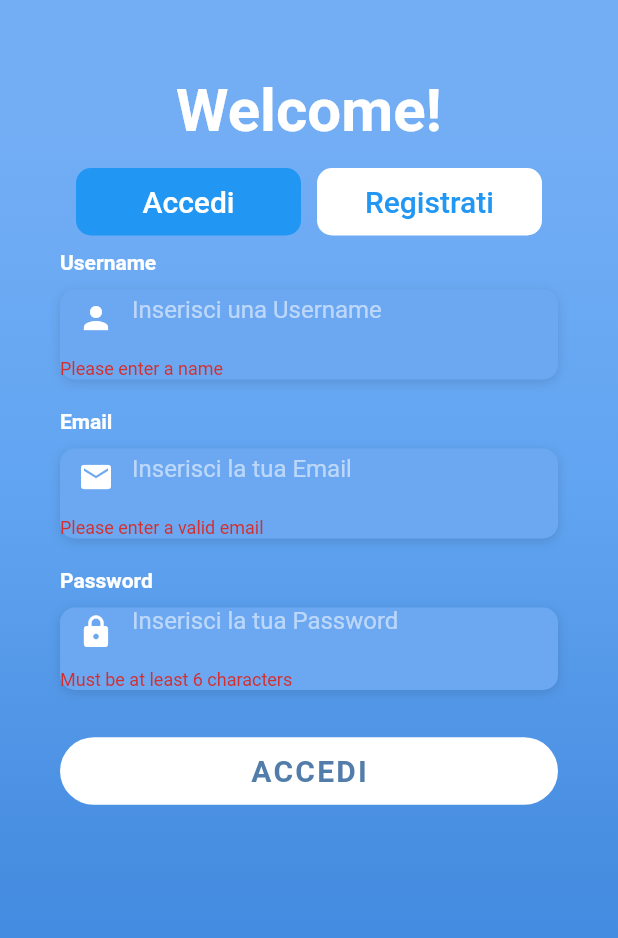
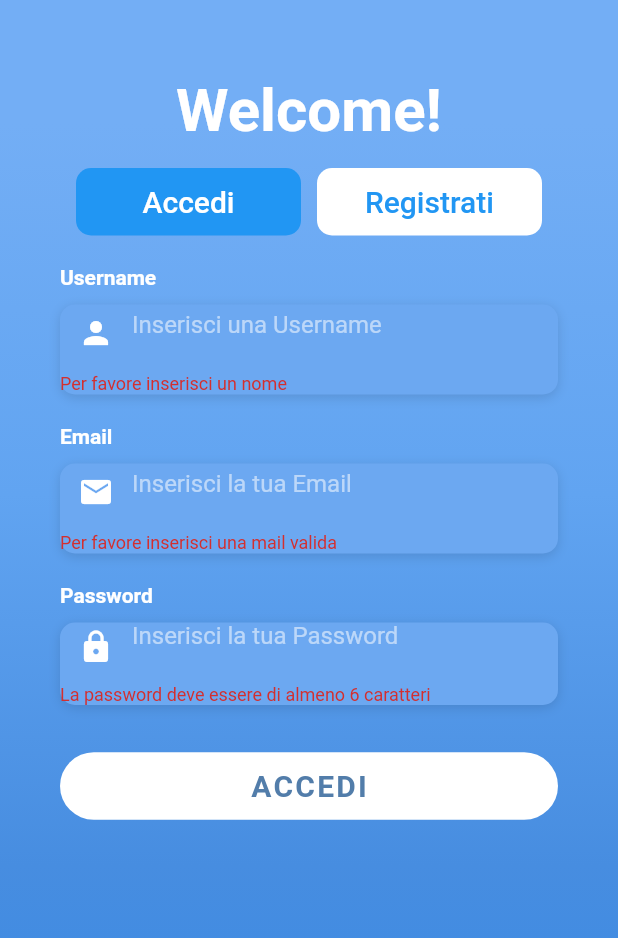
Before and after one commit to ssoBAekiL/BuddyLang, a Flutter app: the screen it shows after launch, after a tap on "Registrati", after a tap on "ACCEDI", on a phone screen of 412 x 824 dp. Shown: the top 938 px of the screen. Run offline on Flutter 3.47's test engine with Material 2 defaults, Android fonts, the phone set to English and light mode, and no system bars; our stand-ins replace cloud_firestore, firebase_auth, firebase_messaging; accounts and stored records are empty; Roboto replaces fonts that are missing (OpenSans).

Commit message:
Login with Social

```diff
--- a/lib/screens/login_screen.dart
+++ b/lib/screens/login_screen.dart
@@ -20,14 +20,16 @@ class _LoginScreenState extends State<LoginScreen> {
       key: _loginFormKey,
       child: Column(
         children: <Widget>[
-          const SizedBox(height: 10.0),
+          const SizedBox(height: 20.0),
           _buildEmailTF(),
           const SizedBox(height: 20.0),
           _buildPasswordTF(),
           _buildForgotPasswordBtn(),
           _buildRememberMeCheckbox(),
           _buildLoginBtn(),
+          const SizedBox(height: 10.0),
           _buildSignInWithText(),
+          _buildSocialBtnRow(),
         ],
       ),
     );
@@ -38,7 +40,7 @@ class _LoginScreenState extends State<LoginScreen> {
       key: _signupFormKey,
       child: Column(
         children: <Widget>[
-          const SizedBox(height: 10.0),
+          const SizedBox(height: 20.0),
           _buildNameTF(),
           const SizedBox(height: 20.0),
           _buildEmailTF(),
@@ -81,7 +83,7 @@ class _LoginScreenState extends State<LoginScreen> {
               hintStyle: kHintTextStyle,
             ),
             validator: (input) =>
-                input.trim().isEmpty ? 'Please enter a name' : null,
+                input.trim().isEmpty ? 'Per favore inserisci un nome' : null,
             onSaved: (input) => _name = input.trim(),
           ),
         ),
@@ -118,8 +120,9 @@ class _LoginScreenState extends State<LoginScreen> {
               hintText: 'Inserisci la tua Email',
               hintStyle: kHintTextStyle,
             ),
-            validator: (input) =>
-                !input.contains('@') ? 'Please enter a valid email' : null,
+            validator: (input) => !input.contains('@')
+                ? 'Per favore inserisci una mail valida'
+                : null,
             onSaved: (input) => _email = input,
           ),
         ),
@@ -157,7 +160,7 @@ class _LoginScreenState extends State<LoginScreen> {
               hintStyle: kHintTextStyle,
             ),
             validator: (input) =>
-                input.length < 6 ? 'Must be at least 6 characters' : null,
+                input.length < 6 ? 'La password deve essere di almeno 6 caratteri' : null,
             onSaved: (input) => _password = input,
           ),
         ),
@@ -313,20 +316,20 @@ class _LoginScreenState extends State<LoginScreen> {
 
   Widget _buildSocialBtnRow() {
     return Padding(
-      padding: EdgeInsets.symmetric(vertical: 20.0),
+      padding: EdgeInsets.symmetric(vertical: 30.0),
       child: Row(
         mainAxisAlignment: MainAxisAlignment.spaceEvenly,
         children: <Widget>[
           _buildSocialBtn(
+            () => print('Login with Google'),
+            AssetImage(
+              'assets/logos/google.jpg',
+            ),
+          ),
+          _buildSocialBtn(
             () => print('Login with Facebook'),
             AssetImage(
               'assets/logos/facebook.jpg',
-            ),
-          ),
-          _buildSocialBtn(
-            () => print('Login with Google'),
-            AssetImage(
-              'assets/logos/google.jpg',
             ),
           ),
         ],
```
Also changed, not shown: pubspec.yaml (+6 -4 lines).
